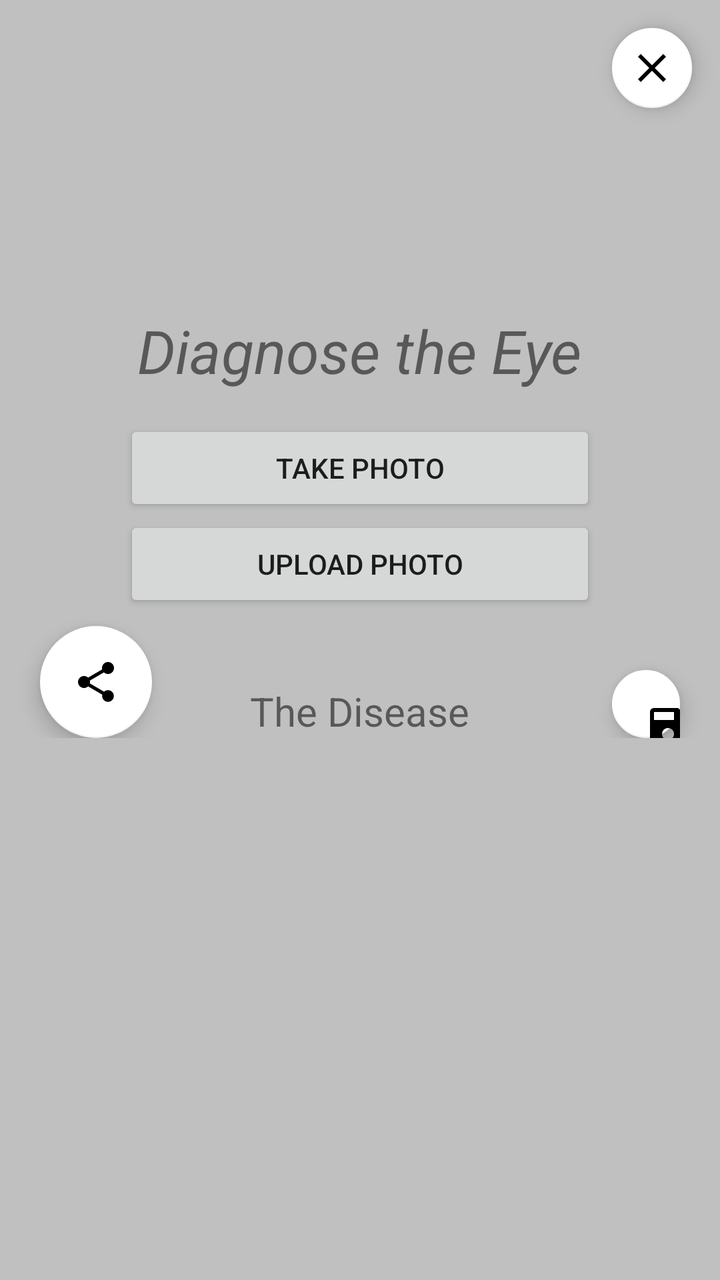
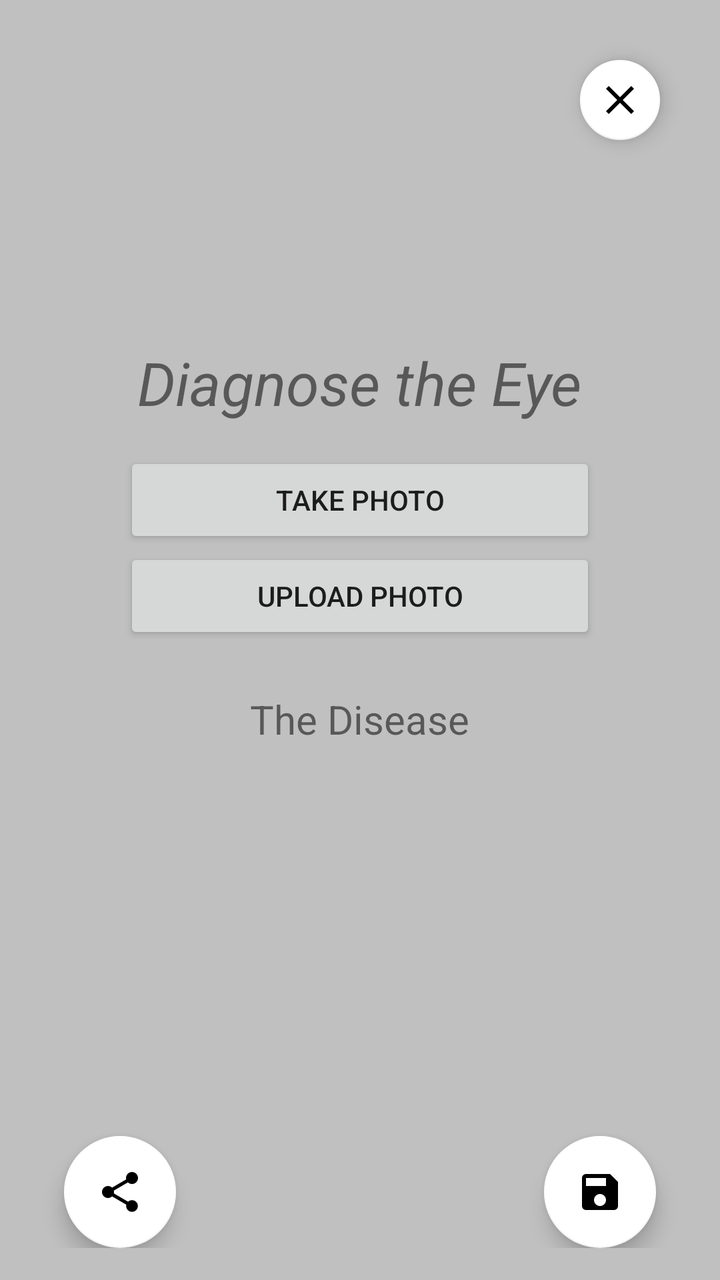

Screens rendered from an Android XML layout before and after an edit, with the pre-edit source and the edit as a unified diff.
<!-- AndroidManifest.xml: application theme AppTheme -->
<!-- res/layout/content_main.xml -->
<?xml version="1.0" encoding="utf-8"?>
<ScrollView xmlns:android="http://schemas.android.com/apk/res/android"
    xmlns:app="http://schemas.android.com/apk/res-auto"
    xmlns:tools="http://schemas.android.com/tools"
    android:layout_width="match_parent"
    android:layout_height="match_parent"
    app:layout_behavior="@string/appbar_scrolling_view_behavior"
    tools:context=".MainActivity"
    android:background="#c0c0c0"
    tools:showIn="@layout/activity_main">

    <RelativeLayout
        android:layout_width="match_parent"
        android:layout_height="wrap_content">

    <ImageView
        android:id="@+id/imageView"
        android:layout_width="305dp"
        android:layout_height="300dp"
        android:layout_alignParentTop="true"
        android:layout_centerHorizontal="true"
        android:layout_marginTop="30dp" />

    <Button
        android:id="@+id/take_photo_btn"
        android:layout_width="236dp"
        android:layout_height="wrap_content"

        android:layout_alignParentTop="true"
        android:layout_centerHorizontal="true"
        android:layout_marginTop="210dp"
        android:onClick="takePhoto"
        android:text="Take photo" />
    <Button
        android:id="@+id/upload_btn"
        android:layout_width="236dp"
        android:layout_height="wrap_content"
        android:layout_below="@+id/take_photo_btn"
        android:layout_centerHorizontal="true"
        android:text="Upload photo"
        android:onClick="uploadPhoto"/>

    <android.support.design.widget.FloatingActionButton
         android:id="@+id/share_button"
         android:layout_width="wrap_content"
         android:layout_height="wrap_content"
         android:layout_alignParentBottom="true"
         android:layout_marginBottom="25dp"
         android:layout_marginLeft="20dp"
         android:onClick="shareImage"
         android:src="@drawable/ic_share"
         android:visibility="visible"
         app:backgroundTint="@android:color/white" />

        <android.support.design.widget.FloatingActionButton
            android:id="@+id/save_button"
            android:layout_width="wrap_content"
            android:layout_height="wrap_content"

            android:layout_alignParentBottom="true"
            android:layout_marginRight="20dp"
            android:layout_alignStart="@+id/clear_button"
            android:onClick="saveImage"
            android:src="@drawable/ic_save"
            android:visibility="visible"
            app:backgroundTint="@android:color/white" />


    <TextView
        android:id="@+id/welcome_text"
        android:layout_width="wrap_content"
        android:layout_height="wrap_content"
        android:layout_alignParentTop="true"
        android:layout_centerHorizontal="true"
        android:layout_marginTop="155dp"
        android:text="Diagnose the Eye"
        android:textSize="30sp"
        android:textStyle="italic" />


    <android.support.design.widget.FloatingActionButton
        android:id="@+id/clear_button"
        android:layout_width="wrap_content"
        android:layout_height="wrap_content"

        android:layout_alignParentEnd="true"
        android:layout_alignParentTop="true"
        android:layout_marginEnd="14dp"
        android:layout_marginTop="14dp"
        android:onClick="clearImage"
        android:src="@drawable/ic_clear"
        android:visibility="visible"
        app:backgroundTint="@android:color/white"
        app:fabSize="mini"
        android:layout_alignParentRight="true"
        android:layout_marginRight="14dp" />

    <TextView
        android:id="@+id/info_about_disease"
        android:layout_width="wrap_content"
        android:layout_height="wrap_content"
        android:layout_alignParentBottom="true"
        android:layout_centerHorizontal="true"
        android:layout_marginBottom="12dp"
        android:layout_below="@id/imageView"
        android:text="The Disease"
        android:textSize="20sp"
        android:visibility="visible" />
    </RelativeLayout>
</ScrollView>
<!-- res/layout/activity_main.xml (included above) -->
<?xml version="1.0" encoding="utf-8"?>
<android.support.design.widget.CoordinatorLayout xmlns:android="http://schemas.android.com/apk/res/android"
    xmlns:app="http://schemas.android.com/apk/res-auto"
    xmlns:tools="http://schemas.android.com/tools"
    android:layout_width="match_parent"
    android:layout_height="match_parent"
    tools:context=".MainActivity">

    <android.support.design.widget.AppBarLayout
        android:layout_width="match_parent"
        android:layout_height="wrap_content"
        android:theme="@style/AppTheme.AppBarOverlay">

        <android.support.v7.widget.Toolbar
            android:id="@+id/toolbar"
            android:layout_width="match_parent"
            android:layout_height="?attr/actionBarSize"
            android:background="?attr/colorPrimary"
            app:popupTheme="@style/AppTheme.PopupOverlay" />

    </android.support.design.widget.AppBarLayout>

    <include layout="@layout/content_main" />


</android.support.design.widget.CoordinatorLayout>
<!-- resources referenced by this layout -->
<resources>
  <!-- drawable ic_clear (drawable) -->
  <vector xmlns:android="http://schemas.android.com/apk/res/android"
          android:width="24dp"
          android:height="24dp"
          android:viewportWidth="24.0"
          android:viewportHeight="24.0">
      <path
          android:fillColor="#FF000000"
          android:pathData="M19,6.41L17.59,5 12,10.59 6.41,5 5,6.41 10.59,12 5,17.59 6.41,19 12,13.41 17.59,19 19,17.59 13.41,12z"/>
  </vector>
  <!-- drawable ic_save (drawable) -->
  <vector xmlns:android="http://schemas.android.com/apk/res/android"
          android:width="24dp"
          android:height="24dp"
          android:viewportWidth="24.0"
          android:viewportHeight="24.0">
      <path
          android:fillColor="#FF000000"
          android:pathData="M17,3L5,3c-1.11,0 -2,0.9 -2,2v14c0,1.1 0.89,2 2,2h14c1.1,0 2,-0.9 2,-2L21,7l-4,-4zM12,19c-1.66,0 -3,-1.34 -3,-3s1.34,-3 3,-3 3,1.34 3,3 -1.34,3 -3,3zM15,9L5,9L5,5h10v4z"/>
  </vector>
  <!-- drawable ic_share (drawable) -->
  <vector xmlns:android="http://schemas.android.com/apk/res/android"
          android:width="24dp"
          android:height="24dp"
          android:viewportWidth="24.0"
          android:viewportHeight="24.0">
      <path
          android:fillColor="#FF000000"
          android:pathData="M18,16.08c-0.76,0 -1.44,0.3 -1.96,0.77L8.91,12.7c0.05,-0.23 0.09,-0.46 0.09,-0.7s-0.04,-0.47 -0.09,-0.7l7.05,-4.11c0.54,0.5 1.25,0.81 2.04,0.81 1.66,0 3,-1.34 3,-3s-1.34,-3 -3,-3 -3,1.34 -3,3c0,0.24 0.04,0.47 0.09,0.7L8.04,9.81C7.5,9.31 6.79,9 6,9c-1.66,0 -3,1.34 -3,3s1.34,3 3,3c0.79,0 1.5,-0.31 2.04,-0.81l7.12,4.16c-0.05,0.21 -0.08,0.43 -0.08,0.65 0,1.61 1.31,2.92 2.92,2.92 1.61,0 2.92,-1.31 2.92,-2.92s-1.31,-2.92 -2.92,-2.92z"/>
  </vector>
  <style name="AppTheme.AppBarOverlay" parent="ThemeOverlay.AppCompat.Dark.ActionBar" />
  <style name="AppTheme.PopupOverlay" parent="ThemeOverlay.AppCompat.Light" />
  <style name="AppTheme" parent="Theme.AppCompat.Light.DarkActionBar">
          
          <item name="colorPrimary">@color/colorPrimary</item>
          <item name="colorPrimaryDark">@color/colorPrimaryDark</item>
          <item name="colorAccent">@color/colorAccent</item>
      </style>
  <color name="colorPrimary">#3F51B5</color>
  <color name="colorPrimaryDark">#303F9F</color>
  <color name="colorAccent">#FF4081</color>
</resources>

<!-- the commit's change to res/layout/content_main.xml (unified diff, before → after) -->
@@ -1,5 +1,5 @@
 <?xml version="1.0" encoding="utf-8"?>
-<ScrollView xmlns:android="http://schemas.android.com/apk/res/android"
+<RelativeLayout xmlns:android="http://schemas.android.com/apk/res/android"
     xmlns:app="http://schemas.android.com/apk/res-auto"
     xmlns:tools="http://schemas.android.com/tools"
     android:layout_width="match_parent"
@@ -7,6 +7,7 @@
     app:layout_behavior="@string/appbar_scrolling_view_behavior"
     tools:context=".MainActivity"
     android:background="#c0c0c0"
+    android:padding="16dp"
     tools:showIn="@layout/activity_main">
 
     <RelativeLayout
@@ -44,9 +45,12 @@
          android:id="@+id/share_button"
          android:layout_width="wrap_content"
          android:layout_height="wrap_content"
-         android:layout_alignParentBottom="true"
-         android:layout_marginBottom="25dp"
-         android:layout_marginLeft="20dp"
+        android:layout_alignParentBottom="true"
+        android:layout_alignParentLeft="true"
+        android:layout_alignParentStart="true"
+        android:layout_marginBottom="20dp"
+        android:layout_marginLeft="@dimen/fab_margins"
+        android:layout_marginStart="@dimen/fab_margins"
          android:onClick="shareImage"
          android:src="@drawable/ic_share"
          android:visibility="visible"
@@ -56,10 +60,12 @@
             android:id="@+id/save_button"
             android:layout_width="wrap_content"
             android:layout_height="wrap_content"
-
             android:layout_alignParentBottom="true"
-            android:layout_marginRight="20dp"
-            android:layout_alignStart="@+id/clear_button"
+            android:layout_alignParentEnd="true"
+            android:layout_alignParentRight="true"
+            android:layout_marginBottom="@dimen/fab_margins"
+            android:layout_marginEnd="@dimen/fab_margins"
+            android:layout_marginRight="@dimen/fab_margins"
             android:onClick="saveImage"
             android:src="@drawable/ic_save"
             android:visibility="visible"
@@ -99,7 +105,6 @@
         android:id="@+id/info_about_disease"
         android:layout_width="wrap_content"
         android:layout_height="wrap_content"
-        android:layout_alignParentBottom="true"
         android:layout_centerHorizontal="true"
         android:layout_marginBottom="12dp"
         android:layout_below="@id/imageView"
@@ -107,7 +112,7 @@
         android:textSize="20sp"
         android:visibility="visible" />
     </RelativeLayout>
-</ScrollView>
+</RelativeLayout>
 <!-- res/layout/activity_main.xml (included above) -->
 <?xml version="1.0" encoding="utf-8"?>
 <android.support.design.widget.CoordinatorLayout xmlns:android="http://schemas.android.com/apk/res/android"
<!-- resource entries referenced after the edit -->
@@ -1,5 +1,6 @@
 <!-- resources referenced by this layout -->
 <resources>
+  <dimen name="fab_margins">16dp</dimen>
   <!-- drawable ic_clear (drawable) -->
   <vector xmlns:android="http://schemas.android.com/apk/res/android"
           android:width="24dp"
